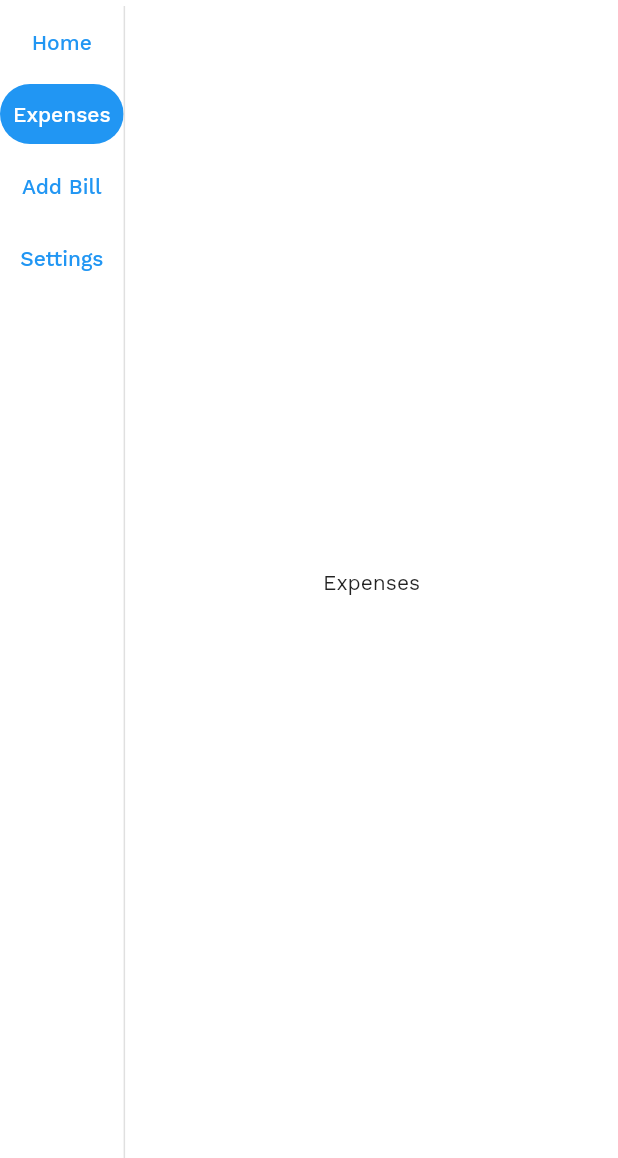
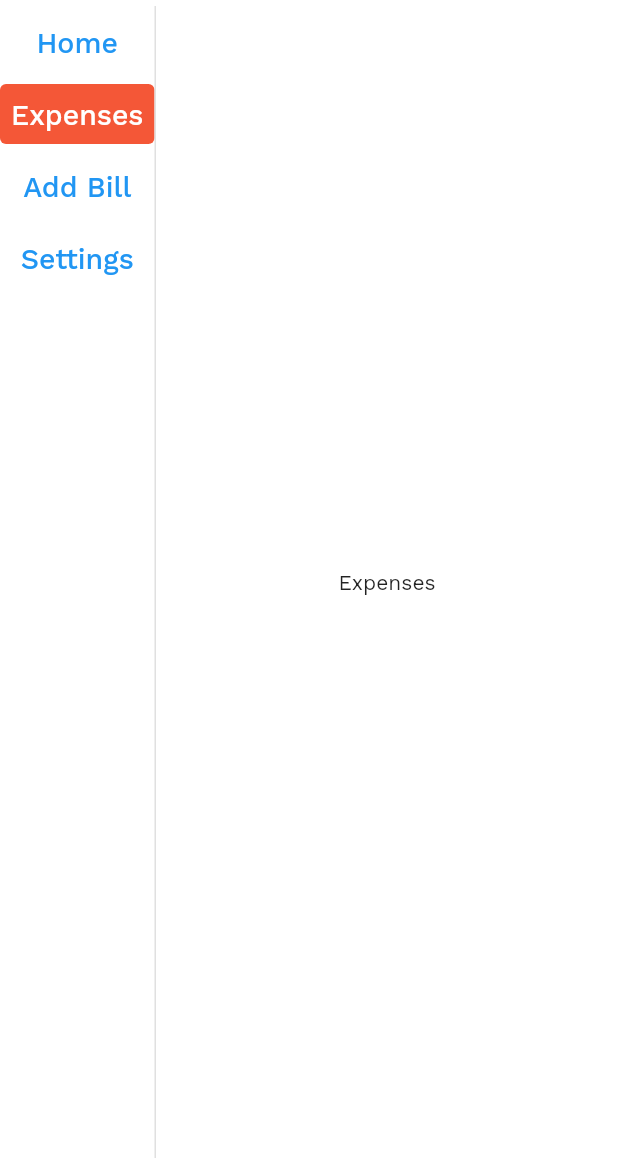
Before and after one commit to Issah-Dundason/spender, a Flutter app: the WiderWidthView screen opened directly, after a tap on "Expenses", on a phone screen of 412 x 824 dp, the part 78-1236 px from its top. Run offline on Flutter 3.47's test engine with Material 2 defaults, Android fonts, the phone set to English and light mode, and no system bars; our stand-ins replace bloc, decimal, equatable, fl_chart, flutter_bloc, flutter_svg and 3 more; accounts and stored records are empty.

Commit message:
change home transaction widgets and fix memory leakages when screen is rotated

```diff
--- a/lib/components/home_transactions.dart
+++ b/lib/components/home_transactions.dart
@@ -13,13 +13,16 @@ import '../bloc/home/home_bloc.dart';
 import '../util/app_utils.dart';
 
 class HomeTransactions extends StatelessWidget {
-  const HomeTransactions({Key? key}) : super(key: key);
+  final int horizontalCardsCount;
+
+  const HomeTransactions({Key? key, this.horizontalCardsCount = 1}) : super(key: key);
 
   @override
   Widget build(BuildContext context) {
     return BlocBuilder<HomeBloc, HomeState>(
       builder: (context, state) {
         return Column(
+          mainAxisSize: MainAxisSize.min,
           children: [
             Row(
               mainAxisAlignment: MainAxisAlignment.spaceBetween,
@@ -42,7 +45,14 @@ class HomeTransactions extends StatelessWidget {
             if (state.transactionsToday.isEmpty)
               const _NoTransaction()
             else
-              ...state.transactionsToday.map((t) {
+              GridView.builder(
+                shrinkWrap: true,
+                gridDelegate: SliverGridDelegateWithFixedCrossAxisCount(crossAxisCount: horizontalCardsCount, mainAxisExtent: 90,
+                    mainAxisSpacing: 10,
+                    crossAxisSpacing: 15),
+                itemCount: state.transactionsToday.length,
+                itemBuilder: (BuildContext context, int index) {
+                var t = state.transactionsToday[index];
                  return GestureDetector(
                    onTap: () => _onTransactionTap(context, t),
                    child: TransactionTile(
@@ -53,7 +63,7 @@ class HomeTransactions extends StatelessWidget {
                      date: t.formattedDate,
                    ),
                  );
-              }).toList()
+                },)
           ],
         );
       },
--- a/lib/pages/app_view.dart
+++ b/lib/pages/app_view.dart
@@ -7,6 +7,7 @@ import 'package:spender/bloc/home/home_bloc.dart';
 import 'package:spender/bloc/home/home_event.dart';
 import 'package:spender/components/appbar.dart';
 import 'package:spender/components/home_chart.dart';
+import 'package:spender/components/home_transactions.dart';
 import 'package:spender/icons/icons.dart';
 import 'package:spender/model/bill_type.dart';
 import 'package:spender/pages/profile_page.dart';
@@ -107,28 +108,29 @@ class _WiderWidthViewState extends State<WiderWidthView> {
                             child: const Text(
                               'Home',
                               textAlign: TextAlign.left,
+                                style: TextStyle(fontSize: 19)
                             )),
                         TextButton(
                             onPressed: () =>
                                 changeView(context, AppTab.expenses),
                             style: getStyle(AppTab.expenses, state, context),
-                            child: const Text('Expenses')),
+                            child: const Text('Expenses', style: TextStyle(fontSize: 19),)),
                         TextButton(
                             onPressed: () => changeView(context, AppTab.add),
                             style: getStyle(AppTab.add, state, context),
-                            child: const Text('Add Bill')),
+                            child: const Text('Add Bill', style: TextStyle(fontSize: 19))),
                         TextButton(
                             onPressed: () =>
                                 changeView(context, AppTab.settings),
                             style: getStyle(AppTab.settings, state, context),
-                            child: const Text('Settings'))
+                            child: const Text('Settings', style: TextStyle(fontSize: 19)))
                       ],
                     ),
                   )),
               // Container(width: 10, color: Colors.blue,),
               Flexible(
                 fit: FlexFit.tight,
-                flex: 4,
+                flex: 3,
                 child: Container(
                   decoration: BoxDecoration(
                       border: Border(
@@ -177,11 +179,12 @@ class _WiderWidthViewState extends State<WiderWidthView> {
   ButtonStyle? getStyle(AppTab actual, AppTab selected, BuildContext context) {
     if (actual != selected) return null;
     return TextButton.styleFrom(
-        backgroundColor: Theme.of(context).colorScheme.primary,
+        backgroundColor: Theme.of(context).colorScheme.secondary,
         minimumSize: const Size.fromHeight(40),
         padding: EdgeInsets.zero,
         foregroundColor: Colors.white,
-        shape: const StadiumBorder());
+        //shape: const StadiumBorder()
+    );
   }
 
   void changeView(BuildContext context, AppTab tab) {
@@ -194,11 +197,7 @@ class WiderScreenHome extends StatelessWidget {
 
   @override
   Widget build(BuildContext context) {
-    return Row(
-      children: [
-        Flexible(
-            flex: 2,
-            child: BlocBuilder<HomeBloc, HomeState>(
+    return BlocBuilder<HomeBloc, HomeState>(
       builder: (context, state) {
         return Container(
           color: Theme.of(context).colorScheme.background,
@@ -208,12 +207,16 @@ class WiderScreenHome extends StatelessWidget {
                 child: Column(
                   children: [
                     if (state.currentFinancials == null)
-                              const Text(
-                                  'Set a budget for this month in settings')
+                      const Padding(
+                        padding: EdgeInsets.only(top: 40.0),
+                        child: Text(
+                            'Set a budget for this month in settings'),
+                      )
                     else
                       Column(
                         children: [
-                                  const Text('Month Summary'),
+                          const SizedBox(height: 15,),
+                          const Text('Month Summary', style: TextStyle(fontWeight: FontWeight.bold, fontSize: 15),),
                           const SizedBox(height: 13),
                           Wrap(
                             children: [
@@ -235,18 +238,35 @@ class WiderScreenHome extends StatelessWidget {
                           )
                         ],
                       ),
-                           const  Divider(),
-                            ChartWidget(state: state)
+                    const SizedBox(height: 40),
+                    Padding(
+                      padding: const EdgeInsets.symmetric(horizontal: 20.0),
+                      child: Row(
+                        mainAxisAlignment: MainAxisAlignment.spaceBetween,
+                        children: [
+                          const Text(
+                            "Analytics (Amount Spent)",
+                            style: TextStyle(fontSize: 16, fontWeight: FontWeight.w500),
+                          ),
+                          HomeYearBtn(year: state.analysisYear)
                         ],
                       ),
-                      )
+                    ),
+                    const SizedBox(height: 15),
+                    Padding(
+                      padding: const EdgeInsets.symmetric(horizontal: 8.0),
+                      child: ChartWidget(state: state),
+                    ),
+                    const SizedBox(height: 20)
+                  ],
+                ),
+              ),
+              const SliverFillRemaining(child:
+              HomeTransactions(horizontalCardsCount: 2,),)
             ],
           ),
         );
       },
-            )),
-        Flexible(child: Container(color: Colors.blue))
-      ],
     );
   }
 }
@@ -267,9 +287,10 @@ class WiderScreenHomeCard extends StatelessWidget {
   Widget build(BuildContext context) {
     return Container(
       padding: const EdgeInsets.all(15),
+      constraints: const BoxConstraints(minWidth: 200),
       clipBehavior: Clip.antiAlias,
       decoration: BoxDecoration(
-          borderRadius: BorderRadius.circular(30),
+          borderRadius: BorderRadius.circular(10),
           gradient: LinearGradient(
               begin: Alignment.topLeft,
               end: const Alignment(0.8, 1),
@@ -283,11 +304,11 @@ class WiderScreenHomeCard extends StatelessWidget {
           children: [
             Text(
               '$title: ',
-              style: TextStyle(color: textColor, fontWeight: FontWeight.bold),
+              style: TextStyle(color: textColor, fontWeight: FontWeight.bold, fontSize: 18),
             ),
             const SizedBox(height: 10),
             Text('₵ ${AppUtils.amountPresented(amount)}',
-                style: TextStyle(color: textColor, fontWeight: FontWeight.w500))
+                style: TextStyle(color: textColor, fontWeight: FontWeight.w500, fontSize: 16))
           ],
         ),
       ),
--- a/lib/pages/expenses.dart
+++ b/lib/pages/expenses.dart
@@ -1,3 +1,5 @@
+import 'dart:async';
+
 import 'package:flutter/material.dart';
 import 'package:flutter_bloc/flutter_bloc.dart';
 import 'package:intl/intl.dart';
@@ -22,10 +24,11 @@ class _ExpensesPageState extends State<ExpensesPage> {
   final PageController _pageController = PageController();
   int _pageCount = 0;
   late DateTime _startDate;
+  late StreamSubscription subscription;
 
   @override
   void initState() {
-    context.read<ExpensesBloc>().stream.listen((state) {
+    subscription = context.read<ExpensesBloc>().stream.listen((state) {
       var start = state.yearOfFirstInsert == null
           ? DateUtils.dateOnly(DateTime(DateTime.now().year))
           : DateUtils.dateOnly(DateTime(state.yearOfFirstInsert!));
@@ -131,6 +134,7 @@ class _ExpensesPageState extends State<ExpensesPage> {
   @override
   void dispose() {
     _pageController.dispose();
+    subscription.cancel();
     super.dispose();
   }
 }
```
Also changed, not shown: lib/pages/home_page.dart (+28 -10 lines). Lines whose indentation alone changed are shown as unchanged.
